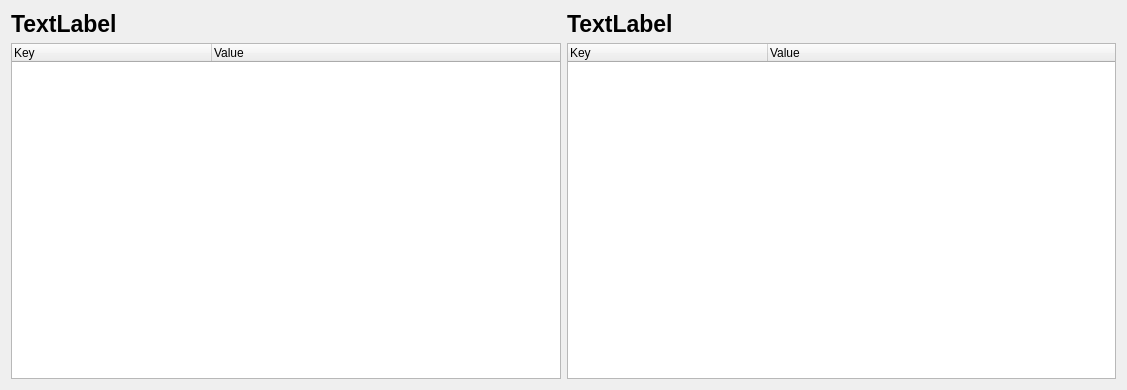
rizinorg/cutter, file src/dialogs/VersionInfoDialog.ui: the form before one commit.
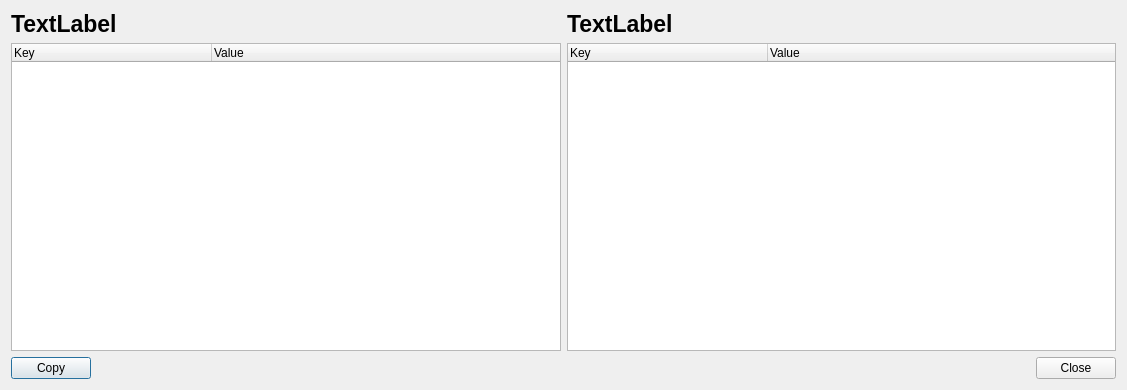
The form after the commit. Icons and pictures are not drawn.

```diff
--- a/src/dialogs/VersionInfoDialog.ui
+++ b/src/dialogs/VersionInfoDialog.ui
@@ -135,6 +135,29 @@
      </item>
     </layout>
    </item>
+   
+   <item>
+      <layout class="QHBoxLayout" name="horizontalLayout_3">
+         <item>
+         <widget class="QPushButton" name="copyVersionInfoButton">
+            <property name="icon">
+            <iconset resource="../resources.qrc">
+            <normaloff>:/img/icons/copy.svg</normaloff>:/img/icons/copy.svg</iconset>
+            </property>
+            <property name="text">
+            <string>Copy</string>
+            </property>
+         </widget>
+         </item>
+         <item>
+         <widget class="QDialogButtonBox" name="buttonBox">
+         <property name="standardButtons">
+            <set>QDialogButtonBox::Close</set>
+         </property>
+         </widget>
+         </item>
+      </layout>
+   </item>
   </layout>
  </widget>
  <resources/>
```
Left out of the diff: 12 changed lines with no effect on the pictures.
